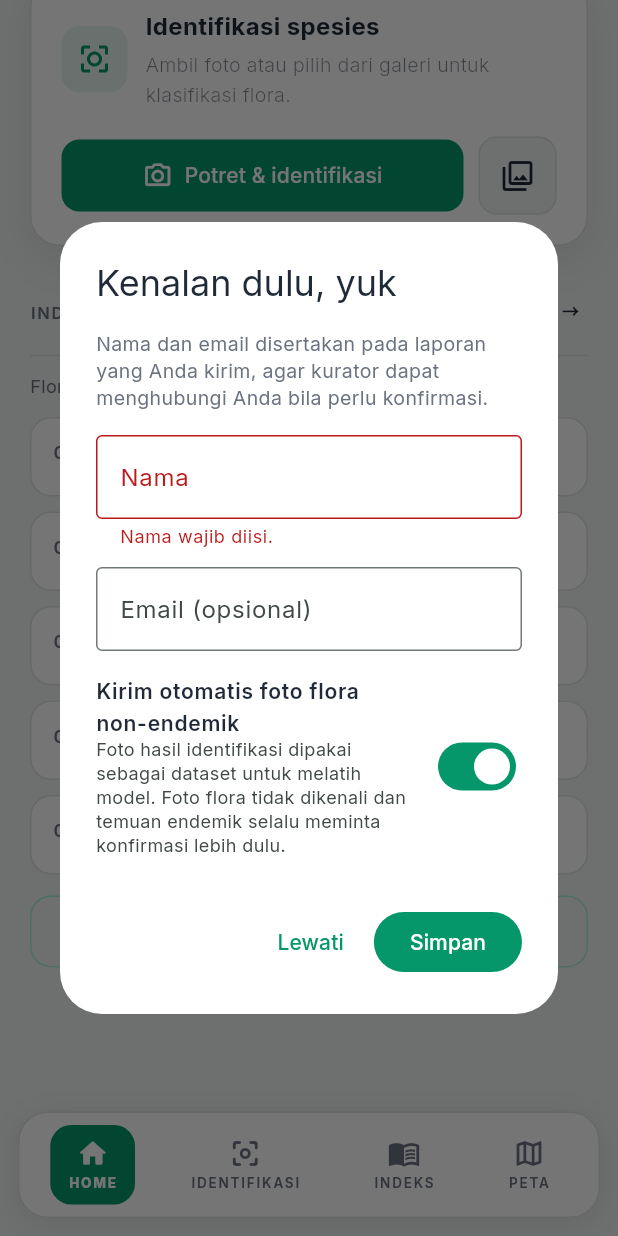
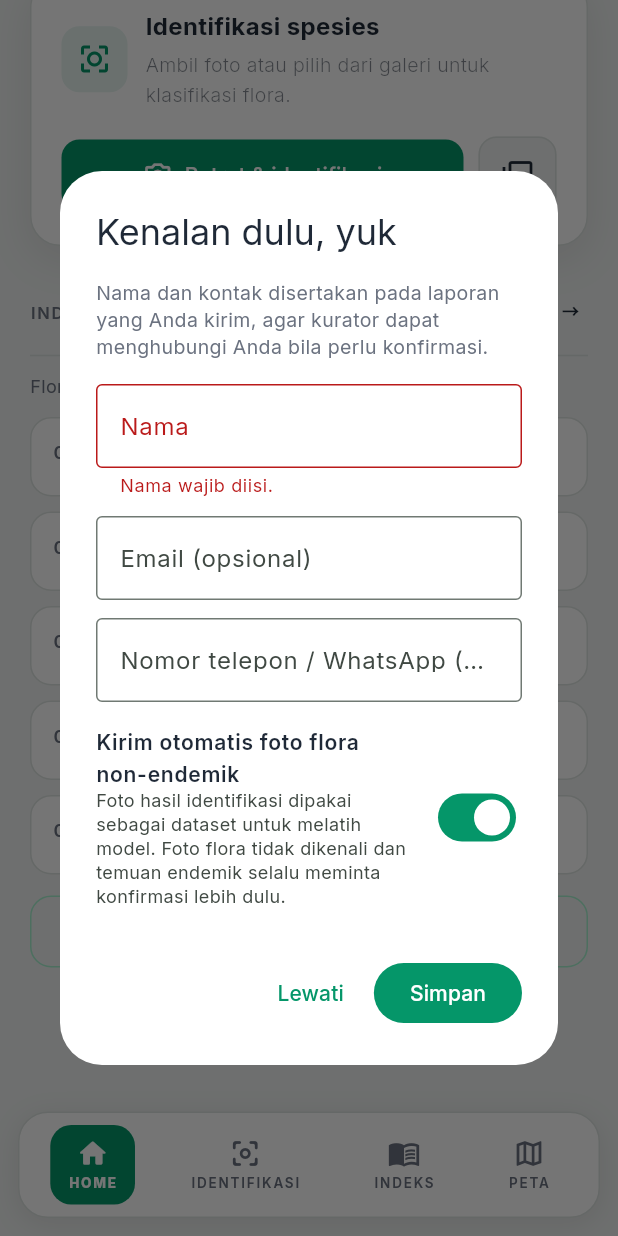
Before and after one commit to msbastx/borneo_flora_app, a Flutter app: the AppShell screen opened directly, scrolled down 558 dp, after a tap on "Simpan", on a phone screen of 412 x 824 dp. Run offline on Flutter 3.47's test engine with Material 3 defaults, Android fonts, the phone set to English and light mode, and no system bars; our stand-ins replace connectivity_plus, dio, geolocator, image_picker, share_plus, shared_preferences and 2 more; missing offline and left inert: pytorch_lite; accounts and stored records are empty.

Commit message:
feat: add optional reporter phone number

```diff
--- a/lib/core/storage/app_database.dart
+++ b/lib/core/storage/app_database.dart
@@ -21,7 +21,7 @@ class AppDatabase {
 
     return openDatabase(
       path,
-      version: 4,
+      version: 5,
       onConfigure: (db) async => db.execute('PRAGMA foreign_keys = ON'),
       onCreate: _createDB,
       onUpgrade: _upgradeDB,
@@ -81,6 +81,7 @@ class AppDatabase {
         scientific_name TEXT,
         reporter_name TEXT,
         reporter_email TEXT,
+        reporter_phone TEXT,
         FOREIGN KEY (history_id) REFERENCES identification_history (id) ON DELETE SET NULL
       )
     ''');
@@ -99,6 +100,7 @@ class AppDatabase {
     // v1: original schema. v2 adds report fields; v3 normalizes history rows
     // and adds the candidate label required by identification_suggestion.
     // v4 adds the dataset label and the reporter identity to report_queue.
+    // v5 adds the reporter phone number.
     if (oldVersion < 2) {
       await db.execute(
         'ALTER TABLE report_queue ADD COLUMN allow_training INTEGER NOT NULL DEFAULT 0',
@@ -162,6 +164,10 @@ class AppDatabase {
       await db.execute('ALTER TABLE report_queue ADD COLUMN reporter_name TEXT');
       await db.execute('ALTER TABLE report_queue ADD COLUMN reporter_email TEXT');
     }
+
+    if (oldVersion < 5) {
+      await db.execute('ALTER TABLE report_queue ADD COLUMN reporter_phone TEXT');
+    }
   }
 
   Future<void> close() async {
--- a/lib/core/storage/app_prefs.dart
+++ b/lib/core/storage/app_prefs.dart
@@ -12,6 +12,7 @@ class AppPrefs {
   static const String _kProfileAsked = 'reporter_profile_asked';
   static const String _kReporterName = 'reporter_name';
   static const String _kReporterEmail = 'reporter_email';
+  static const String _kReporterPhone = 'reporter_phone';
   static const String _kDatasetConsent = 'reporter_dataset_consent';
 
   static Future<SharedPreferences> get _prefs => SharedPreferences.getInstance();
@@ -38,6 +39,7 @@ class AppPrefs {
     return ReporterProfile(
       name: prefs.getString(_kReporterName) ?? '',
       email: prefs.getString(_kReporterEmail) ?? '',
+      phone: prefs.getString(_kReporterPhone) ?? '',
       datasetConsent: prefs.getBool(_kDatasetConsent) ?? false,
     );
   }
@@ -47,6 +49,7 @@ class AppPrefs {
     final ReporterProfile p = profile.normalized();
     await prefs.setString(_kReporterName, p.name);
     await prefs.setString(_kReporterEmail, p.email);
+    await prefs.setString(_kReporterPhone, p.phone);
     await prefs.setBool(_kDatasetConsent, p.datasetConsent);
     await prefs.setBool(_kProfileAsked, true);
   }
--- a/lib/features/profile/reporter_profile.dart
+++ b/lib/features/profile/reporter_profile.dart
@@ -3,22 +3,28 @@ class ReporterProfile {
   const ReporterProfile({
     this.name = '',
     this.email = '',
+    this.phone = '',
     this.datasetConsent = true,
   });
 
   final String name;
   final String email;
 
+  /// Nomor telepon atau WhatsApp. Opsional.
+  final String phone;
+
   /// Izin mengirim otomatis foto flora non-endemik untuk dataset model.
   final bool datasetConsent;
 
   static const int maxNameLength = 120;
 
-  bool get isEmpty => name.trim().isEmpty && email.trim().isEmpty;
+  bool get isEmpty =>
+      name.trim().isEmpty && email.trim().isEmpty && phone.trim().isEmpty;
 
   ReporterProfile normalized() => ReporterProfile(
         name: name.trim().split(RegExp(r'\s+')).where((p) => p.isNotEmpty).join(' '),
         email: email.trim().toLowerCase(),
+        phone: normalizePhone(phone),
         datasetConsent: datasetConsent,
       );
 
@@ -30,6 +36,20 @@ class ReporterProfile {
     return null;
   }
 
+  /// Membuang spasi, tanda "-", dan kurung. Contoh: "+62 812-3456" -> "+628123456".
+  static String normalizePhone(String value) =>
+      value.replaceAll(RegExp(r'[\s\-()]'), '');
+
+  /// Nomor telepon boleh kosong. Bila diisi: 8 sampai 15 digit, boleh diawali "+".
+  /// Aturan ini sama dengan validasi di server (`mobile_review/views.py`).
+  static String? validatePhone(String? value) {
+    final String text = normalizePhone(value ?? '');
+    if (text.isEmpty) return null;
+    return RegExp(r'^\+?[0-9]{8,15}$').hasMatch(text)
+        ? null
+        : 'Nomor telepon harus 8 sampai 15 digit angka.';
+  }
+
   /// Email boleh kosong. Bila diisi, formatnya harus valid.
   static String? validateEmail(String? value) {
     final String text = (value ?? '').trim();
--- a/lib/features/profile/reporter_profile_dialog.dart
+++ b/lib/features/profile/reporter_profile_dialog.dart
@@ -49,20 +49,27 @@ class _ReporterProfileDialogState extends State<_ReporterProfileDialog> {
       TextEditingController(text: widget.initial.name);
   late final TextEditingController _email =
       TextEditingController(text: widget.initial.email);
+  late final TextEditingController _phone =
+      TextEditingController(text: widget.initial.phone);
   late bool _consent = widget.initial.datasetConsent;
 
   @override
   void dispose() {
     _name.dispose();
     _email.dispose();
+    _phone.dispose();
     super.dispose();
   }
 
   void _save() {
     if (!(_formKey.currentState?.validate() ?? false)) return;
     Navigator.of(context).pop(
-      ReporterProfile(name: _name.text, email: _email.text, datasetConsent: _consent)
-          .normalized(),
+      ReporterProfile(
+        name: _name.text,
+        email: _email.text,
+        phone: _phone.text,
+        datasetConsent: _consent,
+      ).normalized(),
     );
   }
 
@@ -79,7 +86,7 @@ class _ReporterProfileDialogState extends State<_ReporterProfileDialog> {
             crossAxisAlignment: CrossAxisAlignment.start,
             children: [
               const Text(
-                'Nama dan email disertakan pada laporan yang Anda kirim, agar '
+                'Nama dan kontak disertakan pada laporan yang Anda kirim, agar '
                 'kurator dapat menghubungi Anda bila perlu konfirmasi.',
                 style: TextStyle(fontSize: 13, height: 1.4, color: AppColors.mutedGrey),
               ),
@@ -100,13 +107,25 @@ class _ReporterProfileDialogState extends State<_ReporterProfileDialog> {
               TextFormField(
                 controller: _email,
                 keyboardType: TextInputType.emailAddress,
-                textInputAction: TextInputAction.done,
+                textInputAction: TextInputAction.next,
                 autocorrect: false,
                 decoration: const InputDecoration(
                   labelText: 'Email (opsional)',
                   border: OutlineInputBorder(),
                 ),
                 validator: ReporterProfile.validateEmail,
+              ),
+              const SizedBox(height: 12),
+              TextFormField(
+                controller: _phone,
+                keyboardType: TextInputType.phone,
+                textInputAction: TextInputAction.done,
+                decoration: const InputDecoration(
+                  labelText: 'Nomor telepon / WhatsApp (opsional)',
+                  hintText: '08xxxxxxxxxx',
+                  border: OutlineInputBorder(),
+                ),
+                validator: ReporterProfile.validatePhone,
                 onFieldSubmitted: (_) => _save(),
               ),
               const SizedBox(height: 8),
--- a/lib/features/report/models/report_queue_item.dart
+++ b/lib/features/report/models/report_queue_item.dart
@@ -56,6 +56,7 @@ class ReportQueueItem {
   /// Diisi dari formulir profil saat laporan dibuat.
   final String? reporterName;
   final String? reporterEmail;
+  final String? reporterPhone;
 
   const ReportQueueItem({
     required this.id,
@@ -76,6 +77,7 @@ class ReportQueueItem {
     this.scientificName,
     this.reporterName,
     this.reporterEmail,
+    this.reporterPhone,
   });
 
   bool get hasCoordinates => latitude != null && longitude != null;
@@ -104,6 +106,7 @@ class ReportQueueItem {
         scientificName: scientificName,
         reporterName: reporterName,
         reporterEmail: reporterEmail,
+        reporterPhone: reporterPhone,
       );
 
   /// Kolom teks untuk permintaan multipart (tanpa berkas citra).
@@ -136,6 +139,7 @@ class ReportQueueItem {
     if (includeReporter) {
       put('reporter_name', reporterName);
       put('reporter_email', reporterEmail);
+      put('reporter_phone', reporterPhone);
     }
     return fields;
   }
@@ -159,6 +163,7 @@ class ReportQueueItem {
         'scientific_name': scientificName,
         'reporter_name': reporterName,
         'reporter_email': reporterEmail,
+        'reporter_phone': reporterPhone,
       };
 
   factory ReportQueueItem.fromMap(Map<String, dynamic> map) => ReportQueueItem(
@@ -180,5 +185,6 @@ class ReportQueueItem {
         scientificName: map['scientific_name'] as String?,
         reporterName: map['reporter_name'] as String?,
         reporterEmail: map['reporter_email'] as String?,
+        reporterPhone: map['reporter_phone'] as String?,
       );
 }
--- a/lib/features/report/services/report_flow.dart
+++ b/lib/features/report/services/report_flow.dart
@@ -112,6 +112,7 @@ class ReportFlow {
         modelVersion: source.modelVersion,
         reporterName: _orNull(profile.name),
         reporterEmail: _orNull(profile.email),
+        reporterPhone: _orNull(profile.phone),
       ),
       note: coords == null ? 'Koordinat tidak disertakan karena lokasi tidak tersedia.' : null,
     );
@@ -183,6 +184,7 @@ class ReportFlow {
       modelVersion: source.modelVersion,
       reporterName: _orNull(profile.name),
       reporterEmail: _orNull(profile.email),
+      reporterPhone: _orNull(profile.phone),
     ));
   }
 
@@ -259,6 +261,7 @@ class ReportFlow {
           modelVersion: source.modelVersion,
           reporterName: _orNull(profile.name),
           reporterEmail: _orNull(profile.email),
+          reporterPhone: _orNull(profile.phone),
         ),
         announce: announce,
       );
```
Also changed, not shown: 1 other file.
